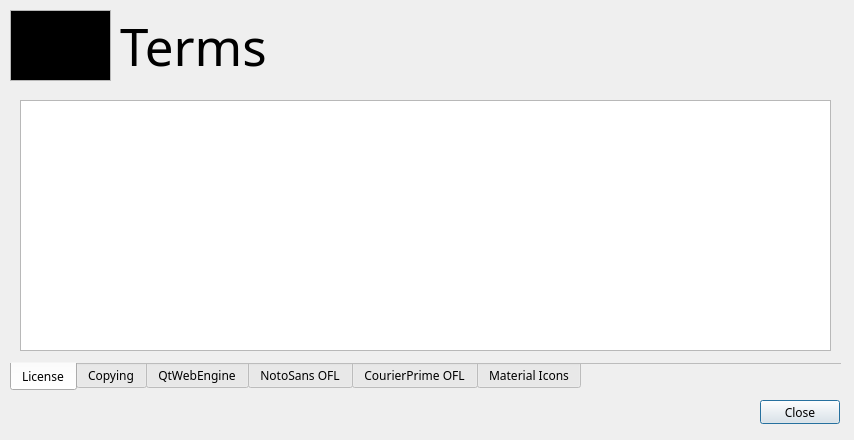
First picture: the form in wikiLYNX/ui/terms.ui, repository flamboyantpenguin/wikilynx, before the edit.
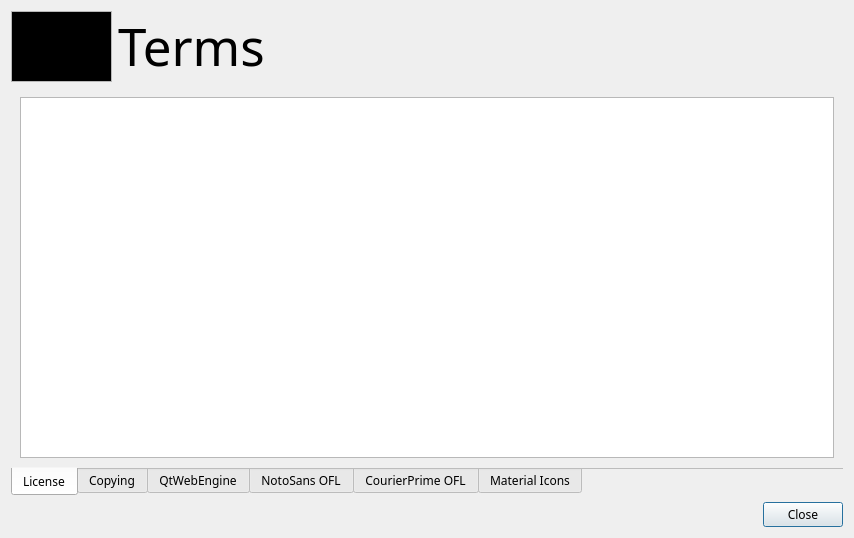
Second picture: the form after the edit. Icons and pictures are not drawn.

What changed in the file:
```diff
--- a/wikiLYNX/ui/terms.ui
+++ b/wikiLYNX/ui/terms.ui
@@ -10,19 +10,19 @@
     <x>0</x>
     <y>0</y>
     <width>854</width>
-    <height>440</height>
+    <height>538</height>
    </rect>
   </property>
   <property name="minimumSize">
    <size>
-    <width>854</width>
-    <height>440</height>
+    <width>0</width>
+    <height>0</height>
    </size>
   </property>
   <property name="maximumSize">
    <size>
-    <width>854</width>
-    <height>440</height>
+    <width>100000</width>
+    <height>10000</height>
    </size>
   </property>
   <property name="font">
@@ -33,36 +33,28 @@
   <property name="windowTitle">
    <string>Terms</string>
   </property>
-  <widget class="QPushButton" name="closeButton">
-   <property name="geometry">
-    <rect>
-     <x>760</x>
-     <y>400</y>
-     <width>80</width>
-     <height>24</height>
-    </rect>
-   </property>
-   <property name="toolTip">
-    <string>Close this Dialog</string>
-   </property>
-   <property name="text">
-    <string>Close</string>
-   </property>
-   <property name="icon">
-    <iconset theme="close"/>
-   </property>
-   <property name="default">
-    <bool>true</bool>
-   </property>
-  </widget>
+  <layout class="QVBoxLayout" name="verticalLayout_7">
+   <item>
+    <layout class="QHBoxLayout" name="horizontalLayout_3">
+     <item>
   <widget class="QTextBrowser" name="logo">
-   <property name="geometry">
-    <rect>
-     <x>10</x>
-     <y>10</y>
+       <property name="sizePolicy">
+        <sizepolicy hsizetype="Expanding" vsizetype="Fixed">
+         <horstretch>0</horstretch>
+         <verstretch>0</verstretch>
+        </sizepolicy>
+       </property>
+       <property name="minimumSize">
+        <size>
      <width>101</width>
      <height>71</height>
-    </rect>
+        </size>
+       </property>
+       <property name="maximumSize">
+        <size>
+         <width>101</width>
+         <height>71</height>
+        </size>
    </property>
    <property name="verticalScrollBarPolicy">
     <enum>Qt::ScrollBarPolicy::ScrollBarAlwaysOff</enum>
@@ -81,14 +73,26 @@
 &lt;p style=&quot; margin-top:0px; margin-bottom:0px; margin-left:0px; margin-right:0px; -qt-block-indent:0; text-indent:0px;&quot;&gt;&lt;img src=&quot;:/base/images/wikiLYNX_logo.svg&quot; width=&quot;90&quot; height=&quot;60&quot; /&gt;&lt;/p&gt;&lt;/body&gt;&lt;/html&gt;</string>
    </property>
   </widget>
+     </item>
+     <item>
   <widget class="QLabel" name="mainLabel">
-   <property name="geometry">
-    <rect>
-     <x>120</x>
-     <y>10</y>
-     <width>721</width>
-     <height>71</height>
-    </rect>
+       <property name="sizePolicy">
+        <sizepolicy hsizetype="Preferred" vsizetype="Fixed">
+         <horstretch>0</horstretch>
+         <verstretch>0</verstretch>
+        </sizepolicy>
+       </property>
+       <property name="minimumSize">
+        <size>
+         <width>0</width>
+         <height>60</height>
+        </size>
+       </property>
+       <property name="maximumSize">
+        <size>
+         <width>16777215</width>
+         <height>60</height>
+        </size>
    </property>
    <property name="font">
     <font>
@@ -101,14 +105,16 @@
     <string>Terms</string>
    </property>
   </widget>
+     </item>
+    </layout>
+   </item>
+   <item>
   <widget class="QTabWidget" name="MainView">
-   <property name="geometry">
-    <rect>
-     <x>10</x>
-     <y>90</y>
-     <width>831</width>
-     <height>301</height>
-    </rect>
+     <property name="sizePolicy">
+      <sizepolicy hsizetype="Expanding" vsizetype="Expanding">
+       <horstretch>0</horstretch>
+       <verstretch>0</verstretch>
+      </sizepolicy>
    </property>
    <property name="tabPosition">
     <enum>QTabWidget::TabPosition::South</enum>
@@ -135,15 +141,9 @@
     <attribute name="title">
      <string>License</string>
     </attribute>
+      <layout class="QVBoxLayout" name="verticalLayout">
+       <item>
     <widget class="QTextBrowser" name="licenseView">
-     <property name="geometry">
-      <rect>
-       <x>10</x>
-       <y>10</y>
-       <width>811</width>
-       <height>251</height>
-      </rect>
-     </property>
      <property name="inputMethodHints">
       <set>Qt::InputMethodHint::ImhNone</set>
      </property>
@@ -151,20 +151,16 @@
       <set>Qt::TextInteractionFlag::LinksAccessibleByKeyboard|Qt::TextInteractionFlag::LinksAccessibleByMouse|Qt::TextInteractionFlag::TextBrowserInteraction|Qt::TextInteractionFlag::TextSelectableByKeyboard|Qt::TextInteractionFlag::TextSelectableByMouse</set>
      </property>
     </widget>
+       </item>
+      </layout>
    </widget>
    <widget class="QWidget" name="tab2">
     <attribute name="title">
      <string>Copying</string>
     </attribute>
+      <layout class="QVBoxLayout" name="verticalLayout_2">
+       <item>
     <widget class="QTextBrowser" name="copyingView">
-     <property name="geometry">
-      <rect>
-       <x>10</x>
-       <y>10</y>
-       <width>811</width>
-       <height>251</height>
-      </rect>
-     </property>
      <property name="inputMethodHints">
       <set>Qt::InputMethodHint::ImhNone</set>
      </property>
@@ -172,20 +168,16 @@
       <set>Qt::TextInteractionFlag::LinksAccessibleByKeyboard|Qt::TextInteractionFlag::LinksAccessibleByMouse|Qt::TextInteractionFlag::TextBrowserInteraction|Qt::TextInteractionFlag::TextSelectableByKeyboard|Qt::TextInteractionFlag::TextSelectableByMouse</set>
      </property>
     </widget>
+       </item>
+      </layout>
    </widget>
    <widget class="QWidget" name="tab">
     <attribute name="title">
      <string>QtWebEngine</string>
     </attribute>
+      <layout class="QVBoxLayout" name="verticalLayout_3">
+       <item>
     <widget class="QTextBrowser" name="webEngineLicenseView">
-     <property name="geometry">
-      <rect>
-       <x>10</x>
-       <y>10</y>
-       <width>811</width>
-       <height>251</height>
-      </rect>
-     </property>
      <property name="inputMethodHints">
       <set>Qt::InputMethodHint::ImhNone</set>
      </property>
@@ -193,20 +185,16 @@
       <set>Qt::TextInteractionFlag::LinksAccessibleByKeyboard|Qt::TextInteractionFlag::LinksAccessibleByMouse|Qt::TextInteractionFlag::TextBrowserInteraction|Qt::TextInteractionFlag::TextSelectableByKeyboard|Qt::TextInteractionFlag::TextSelectableByMouse</set>
      </property>
     </widget>
+       </item>
+      </layout>
    </widget>
    <widget class="QWidget" name="tab3">
     <attribute name="title">
      <string>NotoSans OFL</string>
     </attribute>
+      <layout class="QVBoxLayout" name="verticalLayout_4">
+       <item>
     <widget class="QTextBrowser" name="notoOFL">
-     <property name="geometry">
-      <rect>
-       <x>10</x>
-       <y>10</y>
-       <width>811</width>
-       <height>251</height>
-      </rect>
-     </property>
      <property name="inputMethodHints">
       <set>Qt::InputMethodHint::ImhNone</set>
      </property>
@@ -214,20 +202,16 @@
       <set>Qt::TextInteractionFlag::LinksAccessibleByKeyboard|Qt::TextInteractionFlag::LinksAccessibleByMouse|Qt::TextInteractionFlag::TextBrowserInteraction|Qt::TextInteractionFlag::TextSelectableByKeyboard|Qt::TextInteractionFlag::TextSelectableByMouse</set>
      </property>
     </widget>
+       </item>
+      </layout>
    </widget>
    <widget class="QWidget" name="tab4">
     <attribute name="title">
      <string>CourierPrime OFL</string>
     </attribute>
+      <layout class="QVBoxLayout" name="verticalLayout_6">
+       <item>
     <widget class="QTextBrowser" name="courierPrimeOFL">
-     <property name="geometry">
-      <rect>
-       <x>10</x>
-       <y>10</y>
-       <width>811</width>
-       <height>251</height>
-      </rect>
-     </property>
      <property name="inputMethodHints">
       <set>Qt::InputMethodHint::ImhNone</set>
      </property>
@@ -235,20 +219,16 @@
       <set>Qt::TextInteractionFlag::LinksAccessibleByKeyboard|Qt::TextInteractionFlag::LinksAccessibleByMouse|Qt::TextInteractionFlag::TextBrowserInteraction|Qt::TextInteractionFlag::TextSelectableByKeyboard|Qt::TextInteractionFlag::TextSelectableByMouse</set>
      </property>
     </widget>
+       </item>
+      </layout>
    </widget>
    <widget class="QWidget" name="tab5">
     <attribute name="title">
      <string>Material Icons</string>
     </attribute>
+      <layout class="QVBoxLayout" name="verticalLayout_5">
+       <item>
     <widget class="QTextBrowser" name="materialLicenseView">
-     <property name="geometry">
-      <rect>
-       <x>10</x>
-       <y>10</y>
-       <width>811</width>
-       <height>251</height>
-      </rect>
-     </property>
      <property name="inputMethodHints">
       <set>Qt::InputMethodHint::ImhNone</set>
      </property>
@@ -256,8 +236,45 @@
       <set>Qt::TextInteractionFlag::LinksAccessibleByKeyboard|Qt::TextInteractionFlag::LinksAccessibleByMouse|Qt::TextInteractionFlag::TextBrowserInteraction|Qt::TextInteractionFlag::TextSelectableByKeyboard|Qt::TextInteractionFlag::TextSelectableByMouse</set>
      </property>
     </widget>
-   </widget>
-  </widget>
+       </item>
+      </layout>
+     </widget>
+    </widget>
+   </item>
+   <item>
+    <layout class="QHBoxLayout" name="horizontalLayout_2">
+     <item>
+      <spacer name="horizontalSpacer">
+       <property name="orientation">
+        <enum>Qt::Orientation::Horizontal</enum>
+       </property>
+       <property name="sizeHint" stdset="0">
+        <size>
+         <width>40</width>
+         <height>20</height>
+        </size>
+       </property>
+      </spacer>
+     </item>
+     <item>
+      <widget class="QPushButton" name="closeButton">
+       <property name="toolTip">
+        <string>Close this Dialog</string>
+       </property>
+       <property name="text">
+        <string>Close</string>
+       </property>
+       <property name="icon">
+        <iconset theme="close"/>
+       </property>
+       <property name="default">
+        <bool>true</bool>
+       </property>
+      </widget>
+     </item>
+    </layout>
+   </item>
+  </layout>
  </widget>
  <resources/>
  <connections/>
```
Lines whose indentation alone changed are shown as unchanged.
